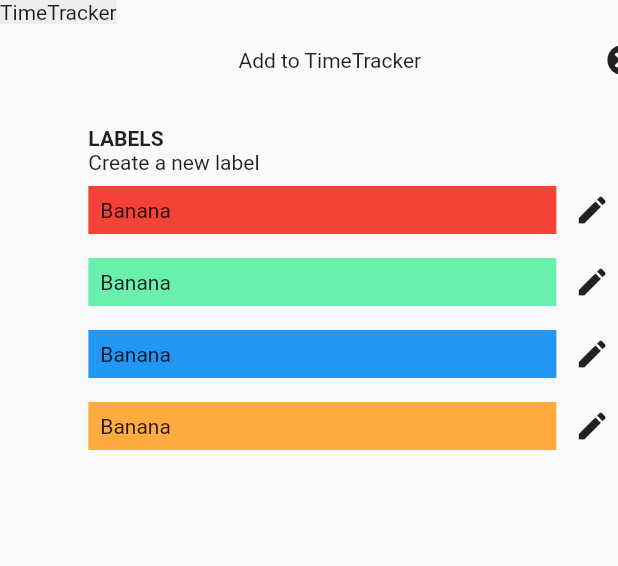
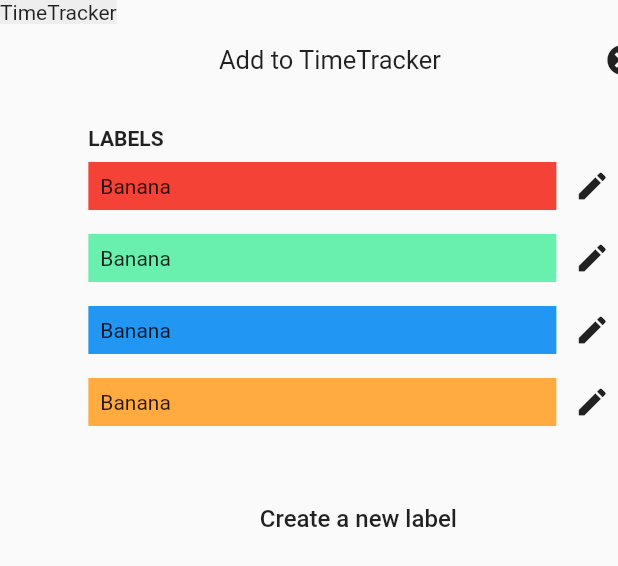
Before and after one commit to Fa-d/implementing_kanban, a Flutter app: the ButtonModels widget shown alone on an empty page, opened directly, after a tap on "TimeTracker", on a phone screen of 412 x 824 dp. Shown: the top 566 px of the screen. Run offline on Flutter 3.47's test engine with Material 2 defaults, Android fonts, the light colour scheme and no system bars; missing offline and left inert: flex_color_picker.

Commit message:
Reformatted UI codes

```diff
--- a/lib/card_item_models/labels_model.dart
+++ b/lib/card_item_models/labels_model.dart
@@ -1,9 +1,25 @@
+import 'package:flex_color_picker/flex_color_picker.dart';
 import 'package:flutter/material.dart';
 
-class LabelModel extends StatelessWidget {
+class LabelModel extends StatefulWidget {
+  @override
+  _LabelModelState createState() => _LabelModelState();
+}
+
+class _LabelModelState extends State<LabelModel> {
+  bool page = true;
+  Color screenPickerColor;
+
+  @override
+  void initState() {
+    super.initState();
+    screenPickerColor = Colors.blue;
+  }
+
   @override
   Widget build(BuildContext context) {
-    return Padding(
+    return page
+        ? Padding(
             padding: const EdgeInsets.all(20.0),
             child: Column(
               crossAxisAlignment: CrossAxisAlignment.start,
@@ -12,15 +28,75 @@ class LabelModel extends StatelessWidget {
                   "LABELS",
                   style: TextStyle(fontWeight: FontWeight.bold),
                 ),
-          GestureDetector(
-            onTap: () {},
-            child: Text("Create a new label"),
-          ),
                 color_row(Colors.red),
                 color_row(Colors.greenAccent),
                 color_row(Colors.blue),
                 color_row(Colors.orangeAccent),
-
+                SizedBox(
+                  height: 30,
+                ),
+                Center(
+                  child: FlatButton(
+                    onPressed: () {
+                      setState(() {
+                        page = false;
+                      });
+                    },
+                    child: Text(
+                      "Create a new label",
+                      style: TextStyle(fontSize: 16),
+                    ),
+                  ),
+                ),
+              ],
+            ),
+          )
+        : SingleChildScrollView(
+          child: Column(
+              children: [
+                ColorPicker(
+                  color: screenPickerColor,
+                  onColorChanged: (Color color) =>
+                      setState(() => screenPickerColor = color),
+                  heading: Text(
+                    'Select color',
+                    style: Theme.of(context).textTheme.headline5,
+                  ),
+                  subheading: Text(
+                    'Select color shade',
+                    style: Theme.of(context).textTheme.subtitle1,
+                  ),
+                ),
+                SizedBox(
+                  height: 20,
+                ),
+                Padding(
+                  padding: const EdgeInsets.all(15.0),
+                  child: TextField(
+                    decoration: InputDecoration(
+                      hintText: "The name of card",
+                      border: OutlineInputBorder(
+                        borderSide: BorderSide(color: screenPickerColor),
+                      ),
+                      prefixIcon: const Icon(
+                        Icons.format_paint_outlined,
+                        color: Colors.orangeAccent,
+                      ),
+                    ),
+                  ),
+                ),
+                SizedBox(
+                  height: 20,
+                ),
+                Center(
+                  child: FlatButton(
+                    onPressed: () {},
+                    child: Text("Select"),
+                  ),
+                ),
+                SizedBox(
+                  height: 20,
+                ),
               ],
             ),
         );
--- a/lib/popups/botton_popups/button_models.dart
+++ b/lib/popups/botton_popups/button_models.dart
@@ -58,6 +58,7 @@ class _ButtonModelsState extends State<ButtonModels> {
   LabelsModel() {
     return Material(
       child: Container(
+        color: Colors.grey[250],
         width: 400,
         child: Column(
           crossAxisAlignment: CrossAxisAlignment.start,
@@ -69,7 +70,10 @@ class _ButtonModelsState extends State<ButtonModels> {
                   height: 10,
                   width: 10,
                 ),
-                Text("Add to ${widget.buttonName}"),
+                Text(
+                  "Add to ${widget.buttonName}",
+                  style: TextStyle(fontSize: 17),
+                ),
                 IconButton(
                   icon: Icon(Icons.cancel),
                   onPressed: () {
--- a/pubspec.yaml
+++ b/pubspec.yaml
@@ -25,6 +25,7 @@ dependencies:
     sdk: flutter
   flutter_menu: ^0.3.1
   clippy_flutter: ^1.1.1
+  flex_color_picker: ^1.1.3
   # The following adds the Cupertino Icons font to your application.
   # Use with the CupertinoIcons class for iOS style icons.
   cupertino_icons: ^1.0.2
```
Also changed, not shown: lib/popups/item_popups/left_side.dart (deleted, +0 -68 lines), lib/popups/item_popups/popup_view.dart (+97 -30 lines), lib/popups/item_popups/right_side_popup.dart (deleted, +0 -70 lines), pubspec.lock. Lines whose indentation alone changed are shown as unchanged.
